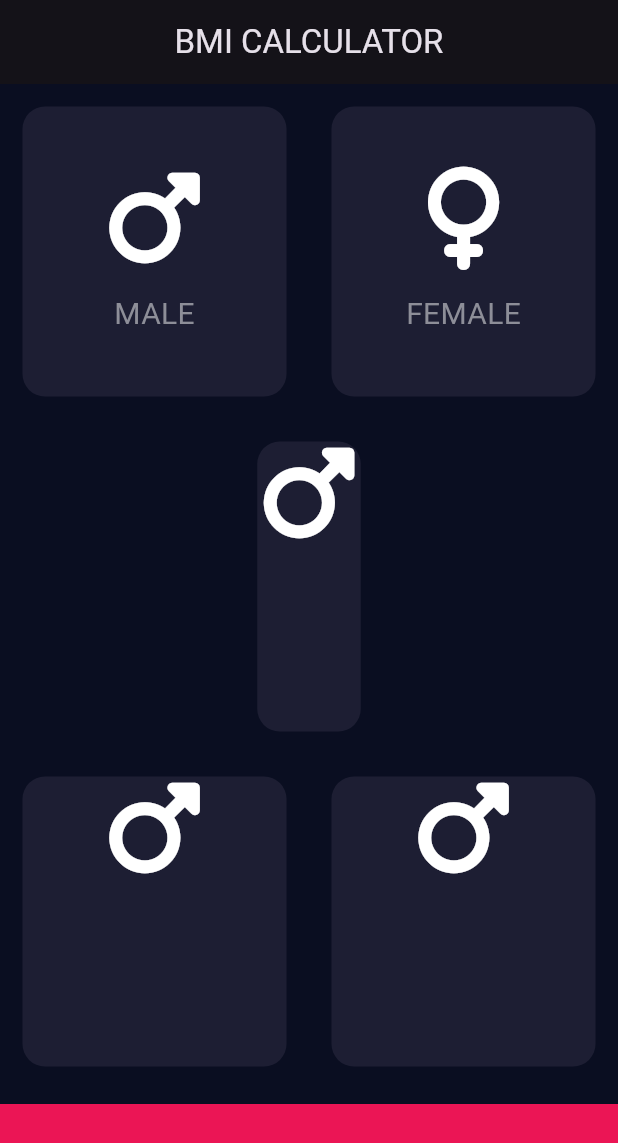
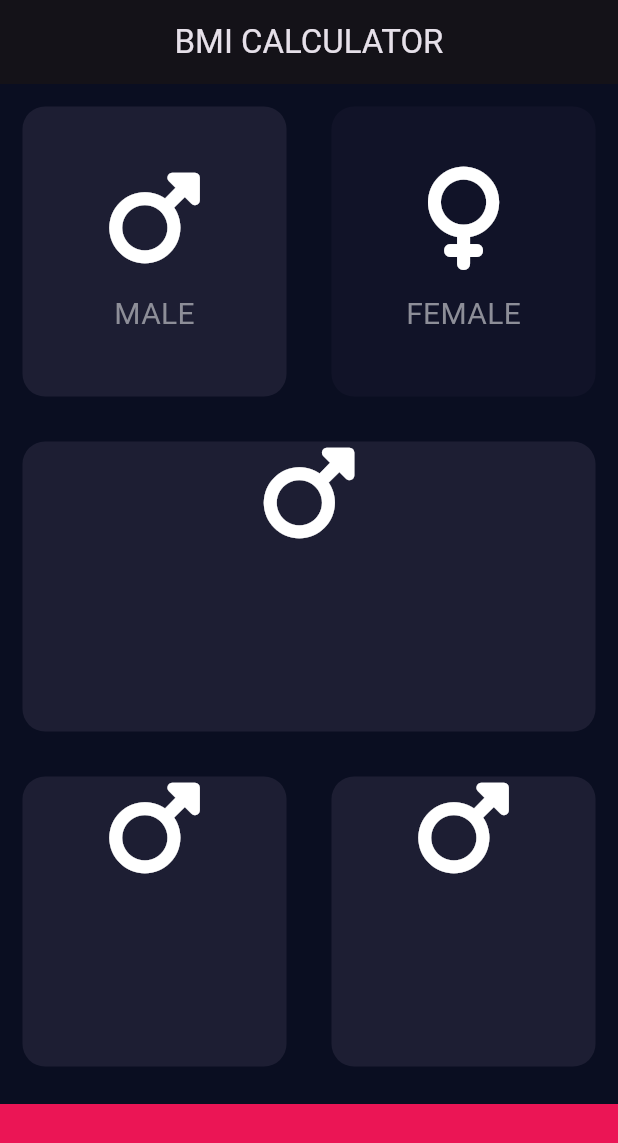
Before and after one commit to mth666/bmi, a Flutter app: the screen it shows after launch, after a tap on "MALE", on a phone screen of 412 x 824 dp. Shown: the top 1143 px of the screen. Run offline on Flutter 3.47's test engine with Material 3 defaults, Android fonts, the phone set to English and light mode, and no system bars; our stand-ins replace font_awesome_flutter.

Commit message:
added ternary operator to reduce codes

```diff
--- a/lib/input_page.dart
+++ b/lib/input_page.dart
@@ -3,6 +3,15 @@
 import 'package:font_awesome_flutter/font_awesome_flutter.dart';
 import 'package:bmi/custom_icon_widget.dart';
 import 'custom_card.dart';
+
+const inactiveColor = Color(0xFF111328);
+const activeColor = Color(0xFF1D1E33);
+
+enum Gender {
+  male,
+  female,
+  others,
+}
 
 class InputPage extends StatefulWidget {
   const InputPage({super.key});
@@ -12,6 +21,31 @@
 }
 
 class _InputPageState extends State<InputPage> {
+  Gender currentActive = Gender.others;
+  // Color maleCardColor = inactiveColor;
+  // Color femaleCardColor = inactiveColor;
+  // //Manipulate active or inactive colors on press or not
+  // void colorChanger(Gender currentSelected) {
+  //   //MALE card pressed color changer
+  //   if (currentSelected == Gender.male) {
+  //     if (maleCardColor == inactiveColor) {
+  //       maleCardColor = activeColor;
+  //       femaleCardColor = inactiveColor;
+  //     } else {
+  //       maleCardColor = inactiveColor;
+  //     }
+  //   }
+  //   //MALE card pressed color changer
+  //   if (currentSelected == Gender.female) {
+  //     if (femaleCardColor == inactiveColor) {
+  //       femaleCardColor = activeColor;
+  //       maleCardColor = inactiveColor;
+  //     } else {
+  //       femaleCardColor = inactiveColor;
+  //     }
+  //   }
+  // }
+
   @override
   Widget build(BuildContext context) {
     return Scaffold(
@@ -21,6 +55,7 @@
         ),
       ),
       body: Column(
+        crossAxisAlignment: CrossAxisAlignment.stretch,
         children: [
           Expanded(
             child: Row(
@@ -28,24 +63,44 @@
                 Expanded(
                   // MALE Icon Container box
                   child: GestureDetector(
-                    onTap: () {},
+                    onTap: () {
+                      setState(
+                        () {
+                          currentActive = Gender.male;
+                        },
+                      );
+                    },
                     child: MyContainer(
-                      customCard: CustomIconContent(
+                      customCard: const CustomIconContent(
                         icon: FontAwesomeIcons.mars,
                         label: 'MALE',
                       ),
-                      mycolor: Color(0xFF1D1E33),
+                      mycolor: currentActive == Gender.male //Ternary
+                          ? activeColor
+                          : inactiveColor,
                     ),
                   ),
                 ),
                 // FEMALE Icon Container box
                 Expanded(
-                  child: MyContainer(
-                    customCard: CustomIconContent(
-                      icon: FontAwesomeIcons.venus,
-                      label: 'FEMALE',
+                  // FEMALE Icon Container box
+                  child: GestureDetector(
+                    onTap: () {
+                      setState(
+                        () {
+                          currentActive = Gender.female;
+                        },
+                      );
+                    },
+                    child: MyContainer(
+                      customCard: const CustomIconContent(
+                        icon: FontAwesomeIcons.venus,
+                        label: 'FEMALE',
+                      ),
+                      mycolor: currentActive == Gender.female //Ternary
+                          ? activeColor
+                          : inactiveColor,
                     ),
-                    mycolor: Color(0xFF1D1E33),
                   ),
                 ),
               ],
@@ -62,7 +117,7 @@
                   ),
                 ],
               ),
-              mycolor: Color(0xFF1D1E33),
+              mycolor: activeColor,
             ),
           ),
 
@@ -79,7 +134,7 @@
                         ),
                       ],
                     ),
-                    mycolor: Color(0xFF1D1E33),
+                    mycolor: activeColor,
                   ),
                 ),
                 Expanded(
@@ -92,7 +147,7 @@
                         ),
                       ],
                     ),
-                    mycolor: Color(0xFF1D1E33),
+                    mycolor: activeColor,
                   ),
                 ),
               ],
--- a/lib/main.dart
+++ b/lib/main.dart
@@ -16,7 +16,7 @@
         primaryColor: const Color(0xFF0A0E21),
         scaffoldBackgroundColor: const Color(0xFF0A0E21),
       ),
-      home: InputPage(),
+      home: const InputPage(),
     );
   }
 }
```
Also changed, not shown: 1 other file.
